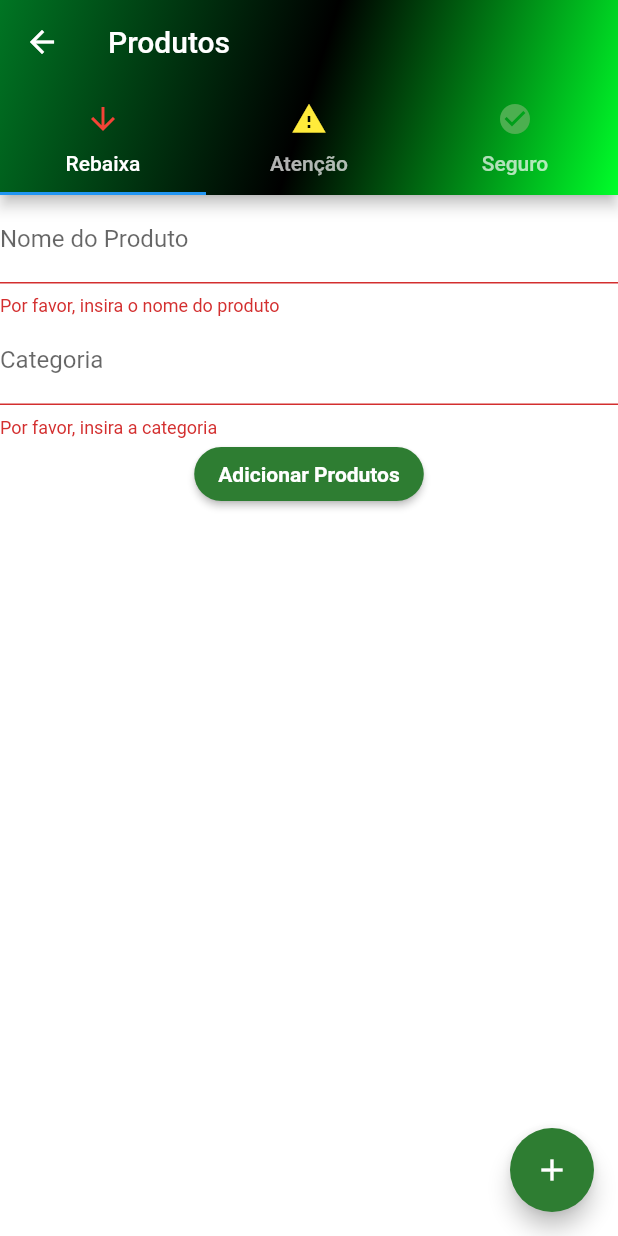
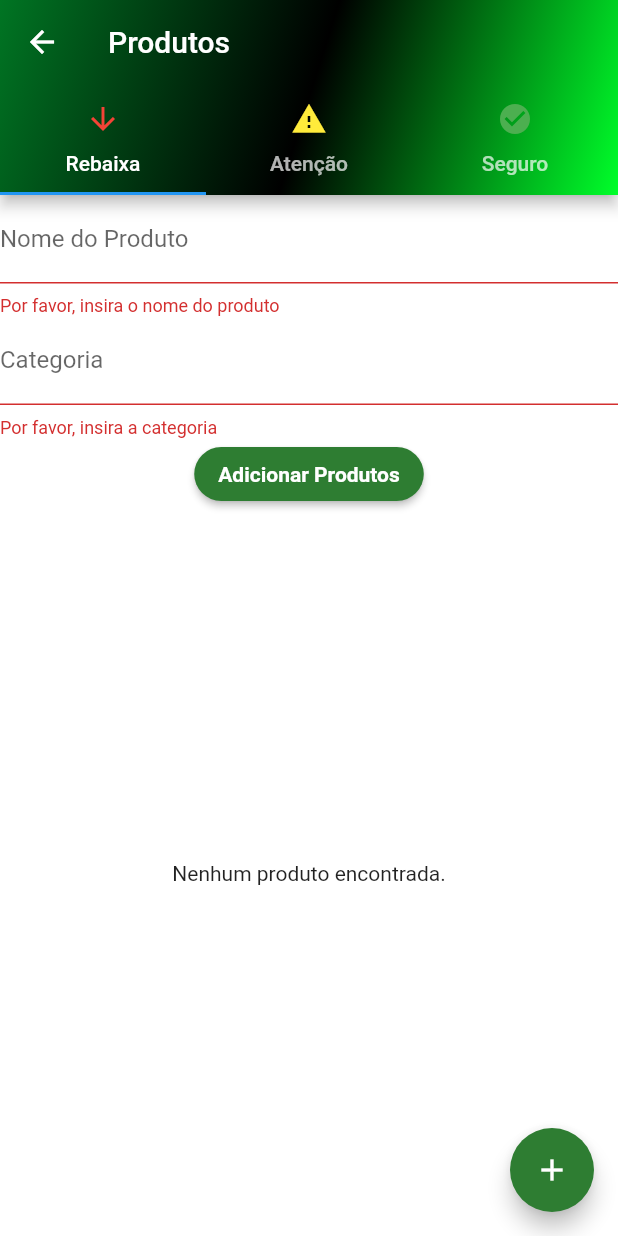
Before and after one commit to GFRrank/projeto_validad, a Flutter app: the Produtos screen opened by its route, after a tap on "Adicionar Produtos", on a phone screen of 412 x 824 dp. Run offline on Flutter 3.47's test engine with Material 2 defaults, Android fonts, the phone set to English and light mode, and no system bars; our stand-ins replace cloud_firestore, device_preview, firebase_auth, firebase_core, firebase_database; missing offline and left inert: spreadsheet_decoder; accounts and stored records are empty.

Commit message:
produto_controller

```diff
--- /dev/null
+++ b/lib/controller/produtos_controller.dart
@@ -0,0 +1,58 @@
+import 'package:cloud_firestore/cloud_firestore.dart';
+import 'package:flutter/material.dart';
+import 'package:projeto_valid/view/Excel/Produtos_view.dart';
+
+import '../model/tarefa.dart';
+import '../view/login/util.dart';
+import 'login_controller.dart';
+import '../model/produto.dart';
+
+class ProdutoController {
+  //
+  // ADICIONAR uma nova Tarefa
+  //
+  void adicionar(context, Produto p) {
+    FirebaseFirestore.instance
+        .collection('products')
+        .add(p.toJson())
+        .then((value) => sucesso(context, 'Tarefa adicionada com sucesso'))
+        .catchError(
+            (e) => erro(context, 'Não foi possível adicionar a tarefa.'))
+        .whenComplete(() => Navigator.pop(context));
+  }
+
+  //
+  // ATUALIZAR
+  //
+  void atualizar(context, id, Produto p) {
+    FirebaseFirestore.instance
+        .collection('products')
+        .doc(id)
+        .update(p.toJson())
+        .then((value) => sucesso(context, 'Produto atualizada com sucesso'))
+        .catchError(
+            (e) => erro(context, 'Não foi possível atualizar a tarefa.'))
+        .whenComplete(() => Navigator.pop(context));
+  }
+
+  //
+  // EXCLUIR
+  //
+  void excluir(context, id) {
+    FirebaseFirestore.instance
+        .collection('products')
+        .doc(id)
+        .delete()
+        .then((value) => sucesso(context, 'Produto excluída com sucesso'))
+        .catchError((e) => erro(context, 'Não foi possível excluir o produto.'));
+  }
+
+  //
+  // LISTAR todas as Tarefas da coleção
+  //
+  listar() {
+    return FirebaseFirestore.instance
+        .collection('products')
+        .where('uid', isEqualTo: LoginController().idUsuario());
+  }
+}
--- /dev/null
+++ b/lib/model/produto.dart
@@ -0,0 +1,26 @@
+class Produto {
+  final String uid;
+  final String categoty;
+  final String expiryDate;
+  final String name;
+
+  Produto(this.uid, this.categoty, this.expiryDate, this.name);
+
+  Map<String, dynamic> toJson() {
+    return <String, dynamic>{
+      'uid': uid,
+      'Name': name,
+      'Data de expedição': expiryDate,
+      'Categoria': categoty
+    };
+  }
+
+  factory Produto.fromJson(Map<String, dynamic> json) {
+    return Produto(
+      json['uid'],
+      json['category'],
+      json['expiryDate'],
+      json['name'],
+    );
+  }
+}
--- a/lib/view/Excel/Produtos_view.dart
+++ b/lib/view/Excel/Produtos_view.dart
@@ -1,5 +1,6 @@
 import 'package:flutter/material.dart';
 import 'package:cloud_firestore/cloud_firestore.dart';
+import 'package:projeto_valid/controller/produtos_controller.dart';
 import 'package:projeto_valid/main.dart';
 
 void main() {
@@ -110,17 +111,46 @@ class _ProdutosState extends State<Produtos> with AutomaticKeepAliveClientMixin
               child: TabBarView(
                 children: [
                   StreamBuilder<QuerySnapshot>(
-                    stream: _productsStream,
+                    stream: ProdutoController().listar().snapshots(),
                     builder: (BuildContext context, AsyncSnapshot<QuerySnapshot> snapshot) {
-                      if (snapshot.hasError) {
-                        return Text('Algo deu errado');
+                      switch (snapshot.connectionState) {
+                        case ConnectionState.none:
+                          return Center(
+                            child: Text('Não foi possível conectar.'),
+                          );
+                        case ConnectionState.waiting:
+                          return const Center(
+                            child: CircularProgressIndicator(),
+                          );
+                          default:
+                            final dados = snapshot.requireData;
+                            if (dados.size > 0) {
+                              return ListView.builder(
+                                itemCount: dados.size,
+                                itemBuilder: (context, index) {
+                                  String id = dados.docs[index].id;
+                                  dynamic item = dados.docs[index].data();
+                                  return Card(
+                                    child: ListTile(
+                                      leading: Icon(Icons.description),
+                                      title: Text(item['titulo']),
+                                      subtitle: Text(item['descricao']),
+                        ),
+                      );
+                    }
+                  );
+                }else {
+                  return Center(
+                    child: Text('Nenhum produto encontrada.'),
+                  );
+                }
                       }
+                    }
+                  ),
 
-                      if (snapshot.connectionState == ConnectionState.waiting) {
-                        return Text("Carregando");
-                      }
 
-                      return ListView(
+
+       /*               return ListView(
                         children: snapshot.data!.docs.map((DocumentSnapshot document) {
                           Map<String, dynamic> data = document.data()! as Map<String, dynamic>;
                           if (data['category'] == 'Rebaixa') {
@@ -134,7 +164,8 @@ class _ProdutosState extends State<Produtos> with AutomaticKeepAliveClientMixin
                         }).toList(),
                       );
                     },
-                  ),
+                  ),*/
+
                   StreamBuilder<QuerySnapshot>(
                     stream: _productsStream,
                     builder: (BuildContext context, AsyncSnapshot<QuerySnapshot> snapshot) {
--- a/lib/view/Sobre/Configurações_view.dart
+++ b/lib/view/Sobre/Configurações_view.dart
@@ -84,7 +84,9 @@ class _ConfigState extends State<Config> {
           SizedBox(
             height: 30,
           ),
-          ElevatedButton(
+          Container(
+            width: 120,
+            child: ElevatedButton(
               style: ElevatedButton.styleFrom( backgroundColor: Colors.green[800],
                       shape: RoundedRectangleBorder(borderRadius: BorderRadius.circular(50))),
               child: Text('Sair', style: TextStyle(fontWeight: FontWeight.bold)),
@@ -93,6 +95,7 @@ class _ConfigState extends State<Config> {
                 Navigator.pushNamed(context, 'inicio');
               },
             ),
+          ),
         ],
       ),
     );
--- a/lib/view/Sobre/Sobre_view.dart
+++ b/lib/view/Sobre/Sobre_view.dart
@@ -71,7 +71,9 @@ class Sobre extends StatelessWidget {
                                       FontWeight.w400, color:
                                         Color.fromARGB(255, 237, 226, 226))))),
                         const SizedBox(height: 50
-                          ), Container( width: 300, child:
+                          ), Padding(
+                            padding: const EdgeInsets.all(14.0),
+                            child: Container( width: 300, child:
                               const Center(child:
                                 Text(" O aplicativo Validad é uma solução inovadora de controle de validade móvel,"
                                   " projetada especificamente para empresas de médio a grande porte. "
@@ -89,6 +91,7 @@ class Sobre extends StatelessWidget {
                                            )
                                            )
                                            ),
+                          ),
                       ],
                     ),
                  ),
```
Also changed, not shown: lib/controller/id_controller.dart (deleted). Lines whose indentation alone changed are shown as unchanged.
